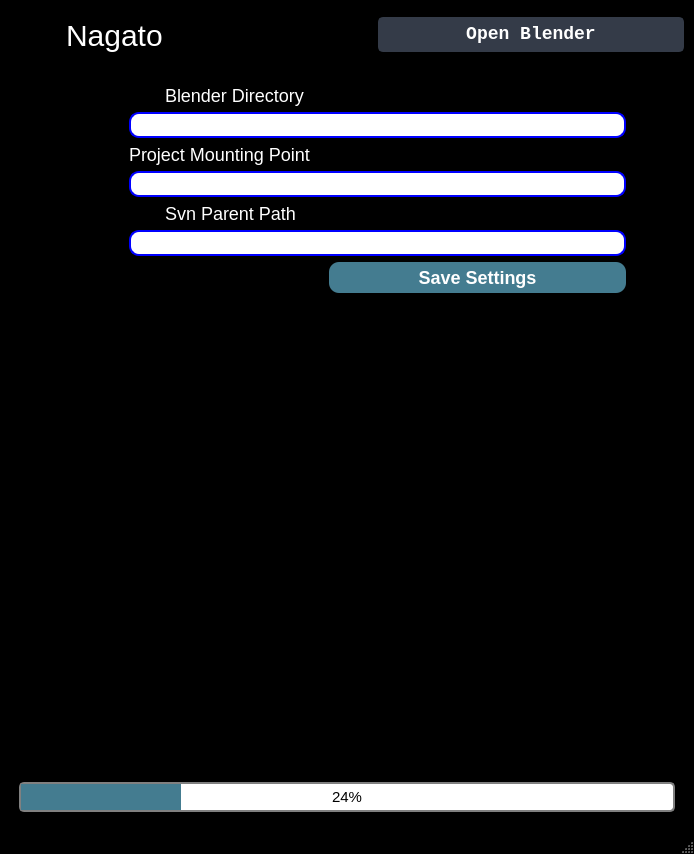
The window that genesis.ui (Aderemi-Adesada/GENESIS) describes before a commit, drawn with Qt 5.
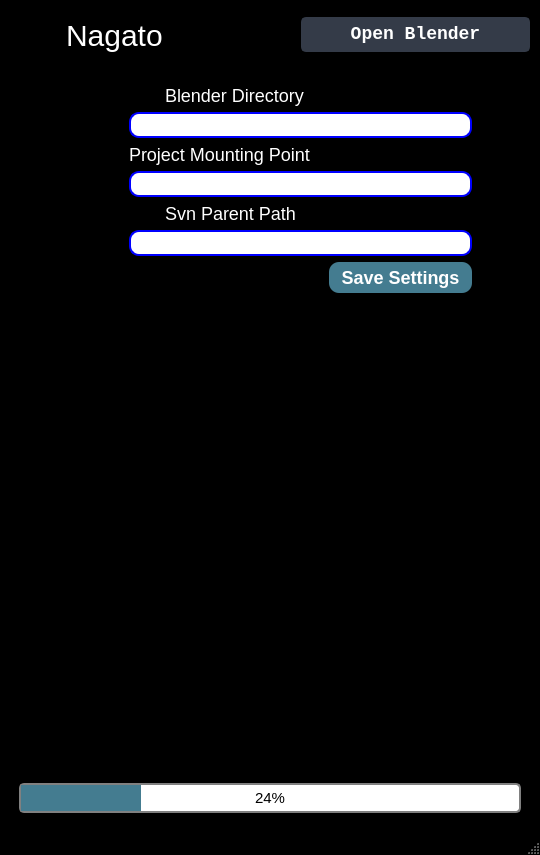
The same window after the commit. The open tabs and pages were chosen to show the change. Icons and pictures are not drawn.

Patch:
```diff
--- a/genesis.ui
+++ b/genesis.ui
@@ -6,8 +6,8 @@
    <rect>
     <x>0</x>
     <y>0</y>
-    <width>694</width>
-    <height>854</height>
+    <width>540</width>
+    <height>855</height>
    </rect>
   </property>
   <property name="minimumSize">
@@ -693,8 +693,8 @@
            <widget class="QFrame" name="settings_wrapper">
             <property name="maximumSize">
              <size>
-              <width>16777215</width>
-              <height>16777215</height>
+              <width>563</width>
+              <height>734</height>
              </size>
             </property>
             <property name="styleSheet">
```
Left out of the diff: 2 changed lines with no effect on the pictures.
